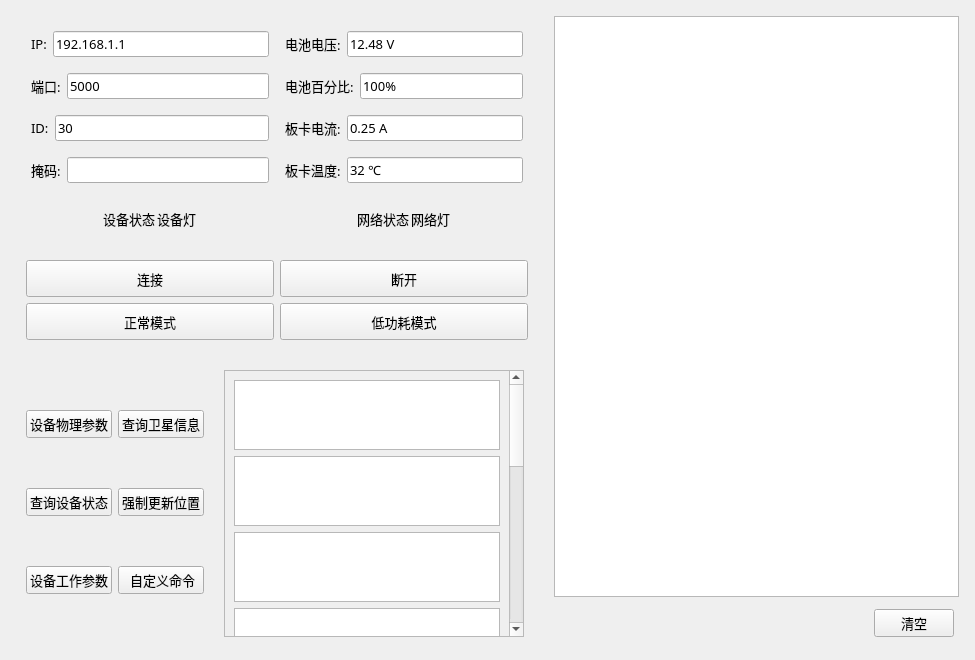
Before: the Qt Designer form widget.ui in fuyunyou77/MyUpperMachine, drawn with Qt 5.
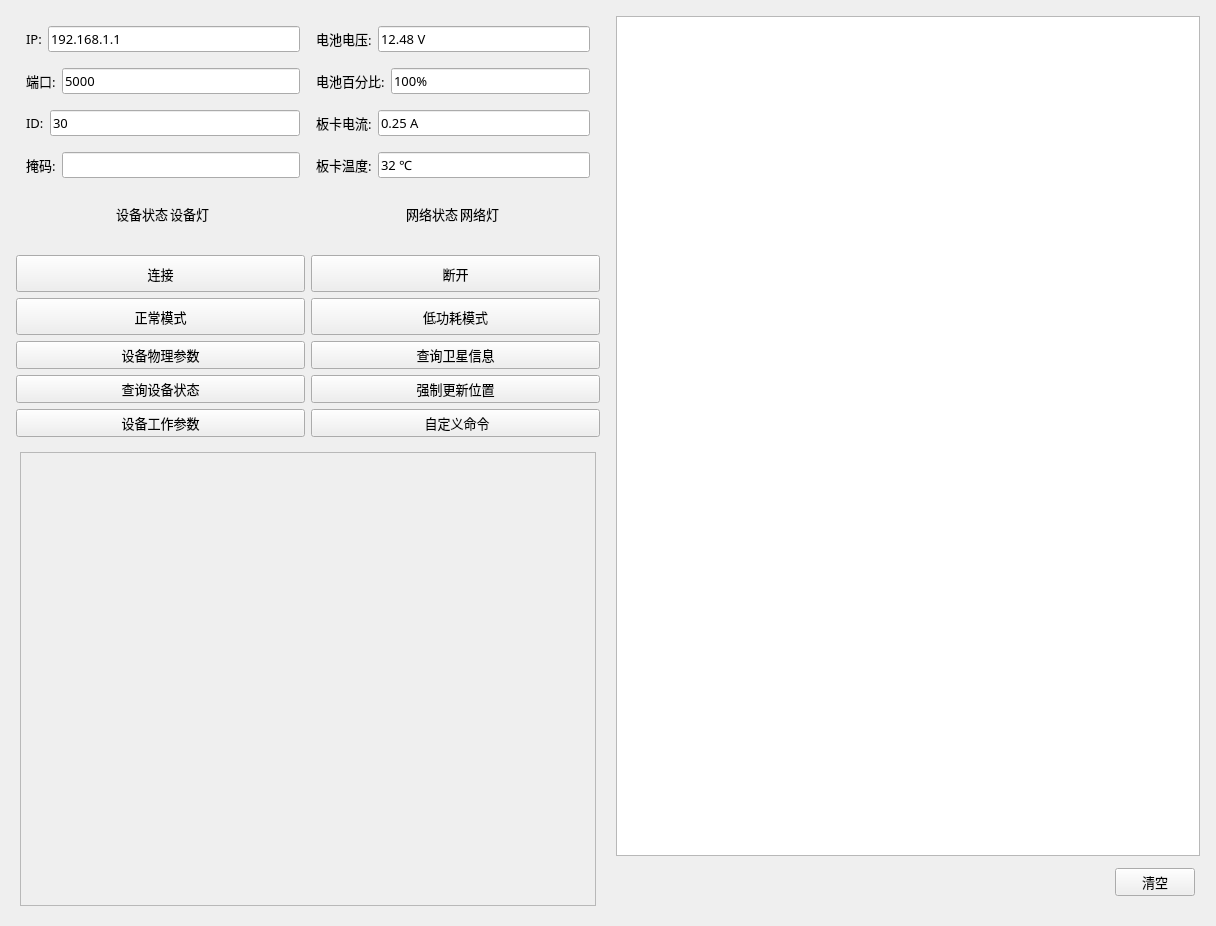
After: the same form once the commit is applied. The open tabs and pages were chosen to show the change.

Commit message: 1.调整整体ui布局

```diff
--- a/widget.ui
+++ b/widget.ui
@@ -6,8 +6,8 @@
    <rect>
     <x>0</x>
     <y>0</y>
-    <width>975</width>
-    <height>660</height>
+    <width>1216</width>
+    <height>926</height>
    </rect>
   </property>
   <property name="font">
@@ -16,24 +16,9 @@
     <pointsize>10</pointsize>
    </font>
   </property>
-  <layout class="QHBoxLayout" name="horizontalLayout_10">
-   <property name="bottomMargin">
-    <number>4</number>
-   </property>
+  <layout class="QHBoxLayout" name="horizontalLayout_9">
    <item>
     <layout class="QVBoxLayout" name="verticalLayout_2">
-     <property name="leftMargin">
-      <number>5</number>
-     </property>
-     <property name="topMargin">
-      <number>5</number>
-     </property>
-     <property name="rightMargin">
-      <number>5</number>
-     </property>
-     <property name="bottomMargin">
-      <number>5</number>
-     </property>
      <item>
       <layout class="QVBoxLayout" name="verticalLayout">
        <property name="leftMargin">
@@ -734,92 +719,25 @@
          </item>
         </layout>
        </item>
+      </layout>
+     </item>
        <item>
-        <layout class="QGridLayout" name="gridLayout_2">
+      <layout class="QGridLayout" name="gridLayout">
          <property name="leftMargin">
           <number>5</number>
          </property>
          <property name="topMargin">
-          <number>5</number>
+        <number>0</number>
          </property>
          <property name="rightMargin">
           <number>5</number>
          </property>
          <property name="bottomMargin">
-          <number>5</number>
-         </property>
-         <item row="0" column="0">
-          <widget class="QPushButton" name="connectBtn">
-           <property name="minimumSize">
-            <size>
-             <width>0</width>
-             <height>37</height>
-            </size>
-           </property>
-           <property name="font">
-            <font>
-             <family>微软雅黑</family>
-             <pointsize>10</pointsize>
-            </font>
-           </property>
-           <property name="text">
-            <string>连接</string>
-           </property>
-          </widget>
-         </item>
-         <item row="0" column="1">
-          <widget class="QPushButton" name="disconnectBtn">
-           <property name="sizePolicy">
-            <sizepolicy hsizetype="Minimum" vsizetype="Fixed">
-             <horstretch>0</horstretch>
-             <verstretch>0</verstretch>
-            </sizepolicy>
-           </property>
-           <property name="minimumSize">
-            <size>
-             <width>0</width>
-             <height>37</height>
-            </size>
-           </property>
-           <property name="font">
-            <font>
-             <family>微软雅黑</family>
-             <pointsize>10</pointsize>
-            </font>
-           </property>
-           <property name="text">
-            <string>断开</string>
-           </property>
-          </widget>
-         </item>
-         <item row="1" column="0">
-          <widget class="QPushButton" name="normalModeBtn">
-           <property name="minimumSize">
-            <size>
-             <width>80</width>
-             <height>37</height>
-            </size>
-           </property>
-           <property name="font">
-            <font>
-             <family>微软雅黑</family>
-             <pointsize>10</pointsize>
-            </font>
-           </property>
-           <property name="text">
-            <string>正常模式</string>
-           </property>
-           <property name="checkable">
-            <bool>false</bool>
-           </property>
-           <property name="checked">
-            <bool>false</bool>
-           </property>
-           <property name="autoExclusive">
-            <bool>false</bool>
-           </property>
-          </widget>
-         </item>
+        <number>0</number>
+       </property>
+       <property name="spacing">
+        <number>6</number>
+       </property>
          <item row="1" column="1">
           <widget class="QPushButton" name="lowPowerModeBtn">
            <property name="minimumSize">
@@ -848,40 +766,8 @@
            </property>
           </widget>
          </item>
-        </layout>
-       </item>
-      </layout>
-     </item>
-     <item>
-      <layout class="QHBoxLayout" name="horizontalLayout_9">
-       <property name="leftMargin">
-        <number>5</number>
-       </property>
-       <property name="topMargin">
-        <number>5</number>
-       </property>
-       <property name="rightMargin">
-        <number>5</number>
-       </property>
-       <property name="bottomMargin">
-        <number>5</number>
-       </property>
-       <item>
-        <layout class="QGridLayout" name="gridLayout">
-         <property name="leftMargin">
-          <number>5</number>
-         </property>
-         <property name="topMargin">
-          <number>5</number>
-         </property>
-         <property name="rightMargin">
-          <number>5</number>
-         </property>
-         <property name="bottomMargin">
-          <number>5</number>
-         </property>
-         <item row="0" column="1">
-          <widget class="QPushButton" name="getSateInfoBtn">
+       <item row="3" column="1">
+        <widget class="QPushButton" name="forceUpdateLocBtn">
            <property name="font">
             <font>
              <family>微软雅黑</family>
@@ -889,37 +775,11 @@
             </font>
            </property>
            <property name="text">
-            <string>查询卫星信息</string>
-           </property>
-          </widget>
-         </item>
-         <item row="2" column="1">
-          <widget class="QPushButton" name="userDefCmdBtn">
-           <property name="font">
-            <font>
-             <family>微软雅黑</family>
-             <pointsize>10</pointsize>
-            </font>
-           </property>
-           <property name="text">
-            <string> 自定义命令</string>
+          <string>强制更新位置</string>
            </property>
           </widget>
          </item>
          <item row="2" column="0">
-          <widget class="QPushButton" name="getDevWorkParaBtn">
-           <property name="font">
-            <font>
-             <family>微软雅黑</family>
-             <pointsize>10</pointsize>
-            </font>
-           </property>
-           <property name="text">
-            <string>设备工作参数</string>
-           </property>
-          </widget>
-         </item>
-         <item row="0" column="0">
           <widget class="QPushButton" name="getDevPhyParaBtn">
            <property name="font">
             <font>
@@ -935,8 +795,8 @@
            </property>
           </widget>
          </item>
-         <item row="1" column="1">
-          <widget class="QPushButton" name="forceUpdateLocBtn">
+       <item row="4" column="0">
+        <widget class="QPushButton" name="getDevWorkParaBtn">
            <property name="font">
             <font>
              <family>微软雅黑</family>
@@ -944,11 +804,24 @@
             </font>
            </property>
            <property name="text">
-            <string>强制更新位置</string>
+          <string>设备工作参数</string>
            </property>
           </widget>
          </item>
-         <item row="1" column="0">
+       <item row="4" column="1">
+        <widget class="QPushButton" name="userDefCmdBtn">
+         <property name="font">
+          <font>
+           <family>微软雅黑</family>
+           <pointsize>10</pointsize>
+          </font>
+         </property>
+         <property name="text">
+          <string> 自定义命令</string>
+         </property>
+        </widget>
+       </item>
+       <item row="3" column="0">
           <widget class="QPushButton" name="getDevStateBtn">
            <property name="font">
             <font>
@@ -961,6 +834,91 @@
            </property>
           </widget>
          </item>
+       <item row="1" column="0">
+        <widget class="QPushButton" name="normalModeBtn">
+         <property name="minimumSize">
+          <size>
+           <width>80</width>
+           <height>37</height>
+          </size>
+         </property>
+         <property name="font">
+          <font>
+           <family>微软雅黑</family>
+           <pointsize>10</pointsize>
+          </font>
+         </property>
+         <property name="text">
+          <string>正常模式</string>
+         </property>
+         <property name="checkable">
+          <bool>false</bool>
+         </property>
+         <property name="checked">
+          <bool>false</bool>
+         </property>
+         <property name="autoExclusive">
+          <bool>false</bool>
+         </property>
+        </widget>
+       </item>
+       <item row="2" column="1">
+        <widget class="QPushButton" name="getSateInfoBtn">
+         <property name="font">
+          <font>
+           <family>微软雅黑</family>
+           <pointsize>10</pointsize>
+          </font>
+         </property>
+         <property name="text">
+          <string>查询卫星信息</string>
+         </property>
+        </widget>
+       </item>
+       <item row="0" column="0">
+        <widget class="QPushButton" name="connectBtn">
+         <property name="minimumSize">
+          <size>
+           <width>0</width>
+           <height>37</height>
+          </size>
+         </property>
+         <property name="font">
+          <font>
+           <family>微软雅黑</family>
+           <pointsize>10</pointsize>
+          </font>
+         </property>
+         <property name="text">
+          <string>连接</string>
+         </property>
+        </widget>
+       </item>
+       <item row="0" column="1">
+        <widget class="QPushButton" name="disconnectBtn">
+         <property name="sizePolicy">
+          <sizepolicy hsizetype="Minimum" vsizetype="Fixed">
+           <horstretch>0</horstretch>
+           <verstretch>0</verstretch>
+          </sizepolicy>
+         </property>
+         <property name="minimumSize">
+          <size>
+           <width>0</width>
+           <height>37</height>
+          </size>
+         </property>
+         <property name="font">
+          <font>
+           <family>微软雅黑</family>
+           <pointsize>10</pointsize>
+          </font>
+         </property>
+         <property name="text">
+          <string>断开</string>
+         </property>
+        </widget>
+       </item>
         </layout>
        </item>
        <item>
@@ -1075,7 +1033,7 @@
          <widget class="QWidget" name="page_2">
           <layout class="QVBoxLayout" name="verticalLayout_5">
            <item>
-            <widget class="QScrollArea" name="scrollArea">
+          <widget class="QScrollArea" name="SelfDefineCmdArea">
              <property name="widgetResizable">
               <bool>true</bool>
              </property>
@@ -1084,120 +1042,16 @@
                <rect>
                 <x>0</x>
                 <y>0</y>
-                <width>88</width>
-                <height>772</height>
-               </rect>
-              </property>
-              <layout class="QVBoxLayout" name="verticalLayout_4">
-               <item>
-                <widget class="QTextEdit" name="testTextEdit">
-                 <property name="sizePolicy">
-                  <sizepolicy hsizetype="Preferred" vsizetype="Preferred">
-                   <horstretch>0</horstretch>
-                   <verstretch>0</verstretch>
-                  </sizepolicy>
-                 </property>
-                </widget>
-               </item>
-               <item>
-                <widget class="QTextEdit" name="testTextEdit_2">
-                 <property name="sizePolicy">
-                  <sizepolicy hsizetype="Preferred" vsizetype="Preferred">
-                   <horstretch>0</horstretch>
-                   <verstretch>0</verstretch>
-                  </sizepolicy>
-                 </property>
-                </widget>
-               </item>
-               <item>
-                <widget class="QTextEdit" name="testTextEdit_3">
-                 <property name="sizePolicy">
-                  <sizepolicy hsizetype="Preferred" vsizetype="Preferred">
-                   <horstretch>0</horstretch>
-                   <verstretch>0</verstretch>
-                  </sizepolicy>
-                 </property>
-                </widget>
-               </item>
-               <item>
-                <widget class="QTextEdit" name="testTextEdit_4">
-                 <property name="sizePolicy">
-                  <sizepolicy hsizetype="Preferred" vsizetype="Preferred">
-                   <horstretch>0</horstretch>
-                   <verstretch>0</verstretch>
-                  </sizepolicy>
-                 </property>
-                </widget>
-               </item>
-               <item>
-                <widget class="QTextEdit" name="testTextEdit_5">
-                 <property name="sizePolicy">
-                  <sizepolicy hsizetype="Preferred" vsizetype="Preferred">
-                   <horstretch>0</horstretch>
-                   <verstretch>0</verstretch>
-                  </sizepolicy>
-                 </property>
-                </widget>
-               </item>
-               <item>
-                <widget class="QTextEdit" name="testTextEdit_6">
-                 <property name="sizePolicy">
-                  <sizepolicy hsizetype="Preferred" vsizetype="Preferred">
-                   <horstretch>0</horstretch>
-                   <verstretch>0</verstretch>
-                  </sizepolicy>
-                 </property>
-                </widget>
-               </item>
-               <item>
-                <widget class="QTextEdit" name="testTextEdit_7">
-                 <property name="sizePolicy">
-                  <sizepolicy hsizetype="Preferred" vsizetype="Preferred">
-                   <horstretch>0</horstretch>
-                   <verstretch>0</verstretch>
-                  </sizepolicy>
-                 </property>
-                </widget>
-               </item>
-               <item>
-                <widget class="QTextEdit" name="testTextEdit_8">
-                 <property name="sizePolicy">
-                  <sizepolicy hsizetype="Preferred" vsizetype="Preferred">
-                   <horstretch>0</horstretch>
-                   <verstretch>0</verstretch>
-                  </sizepolicy>
-                 </property>
-                </widget>
-               </item>
-               <item>
-                <widget class="QTextEdit" name="testTextEdit_9">
-                 <property name="sizePolicy">
-                  <sizepolicy hsizetype="Preferred" vsizetype="Preferred">
-                   <horstretch>0</horstretch>
-                   <verstretch>0</verstretch>
-                  </sizepolicy>
-                 </property>
-                </widget>
-               </item>
-               <item>
-                <widget class="QTextEdit" name="testTextEdit_10">
-                 <property name="sizePolicy">
-                  <sizepolicy hsizetype="Preferred" vsizetype="Preferred">
-                   <horstretch>0</horstretch>
-                   <verstretch>0</verstretch>
-                  </sizepolicy>
-                 </property>
-                </widget>
-               </item>
+              <width>298</width>
+              <height>263</height>
+             </rect>
+            </property>
+           </widget>
+          </widget>
+         </item>
               </layout>
              </widget>
             </widget>
-           </item>
-          </layout>
-         </widget>
-        </widget>
-       </item>
-      </layout>
      </item>
     </layout>
    </item>
```
Lines whose indentation alone changed are shown as unchanged. The commit also changes 2 other files.
